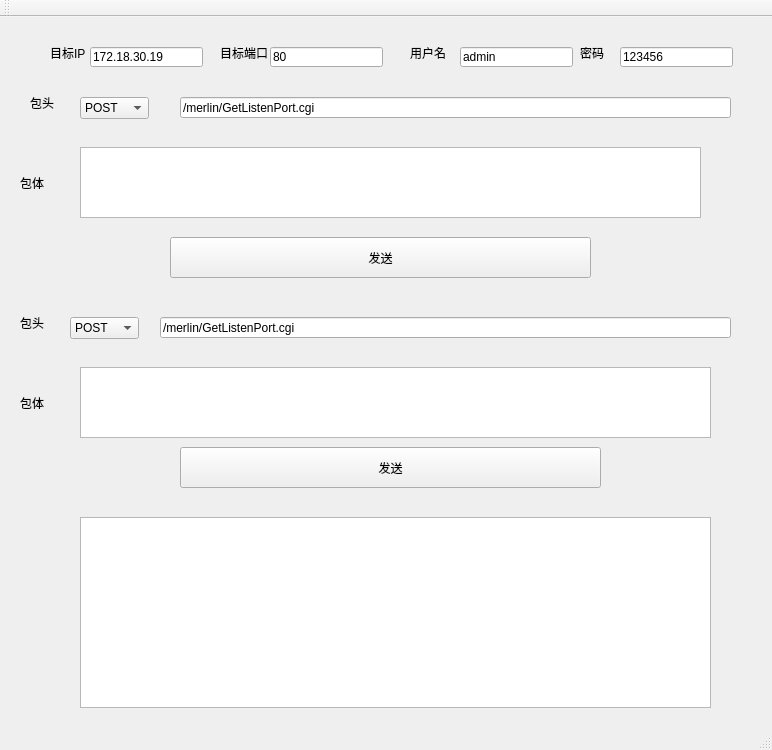
Above: MainWindow.ui from HIT-86/RESTrepeat before the change. Below: the same form after it.
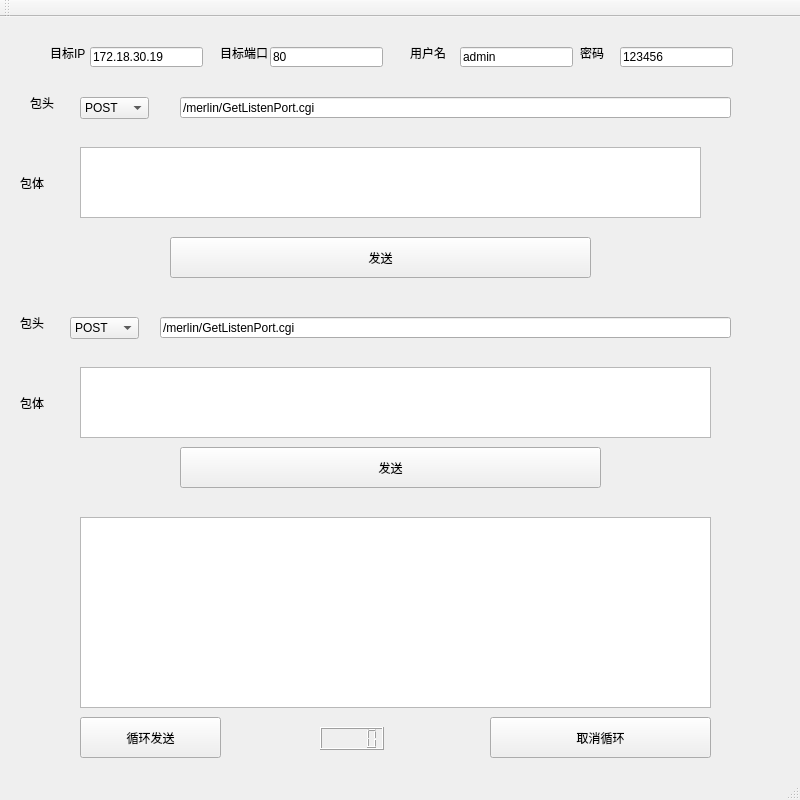
That is the form after the change.

Commit message: 描述：POST请求的body实现，循环发送的实现，两秒循环且间隔两秒，增加计数器，增加发送失败在输出框输出error 修改：去除POST请求中不必要的HTTP标头，发送失败在输出框中输出error，增加定时器实现循环发送，增加循环计数器并在发送后更新计数，重新开始循环或者终止循环时重置计数器。更新HTTP中lenth标头的实现。

Diff of the .ui file:
```diff
--- a/MainWindow.ui
+++ b/MainWindow.ui
@@ -6,8 +6,8 @@
    <rect>
     <x>0</x>
     <y>0</y>
-    <width>772</width>
-    <height>750</height>
+    <width>800</width>
+    <height>800</height>
    </rect>
   </property>
   <property name="windowTitle">
@@ -282,6 +282,42 @@
      </rect>
     </property>
    </widget>
+   <widget class="QToolButton" name="toolButton_cyclicSend">
+    <property name="geometry">
+     <rect>
+      <x>80</x>
+      <y>700</y>
+      <width>141</width>
+      <height>41</height>
+     </rect>
+    </property>
+    <property name="text">
+     <string>循环发送</string>
+    </property>
+   </widget>
+   <widget class="QToolButton" name="toolButton_killSend">
+    <property name="geometry">
+     <rect>
+      <x>490</x>
+      <y>700</y>
+      <width>221</width>
+      <height>41</height>
+     </rect>
+    </property>
+    <property name="text">
+     <string>取消循环</string>
+    </property>
+   </widget>
+   <widget class="QLCDNumber" name="lcdNumber_count">
+    <property name="geometry">
+     <rect>
+      <x>320</x>
+      <y>710</y>
+      <width>64</width>
+      <height>23</height>
+     </rect>
+    </property>
+   </widget>
   </widget>
   <widget class="QMenuBar" name="menuBar">
    <property name="geometry">
```
Left out of the diff: 4 changed lines with no effect on the pictures. The commit also changes 2 other files.
